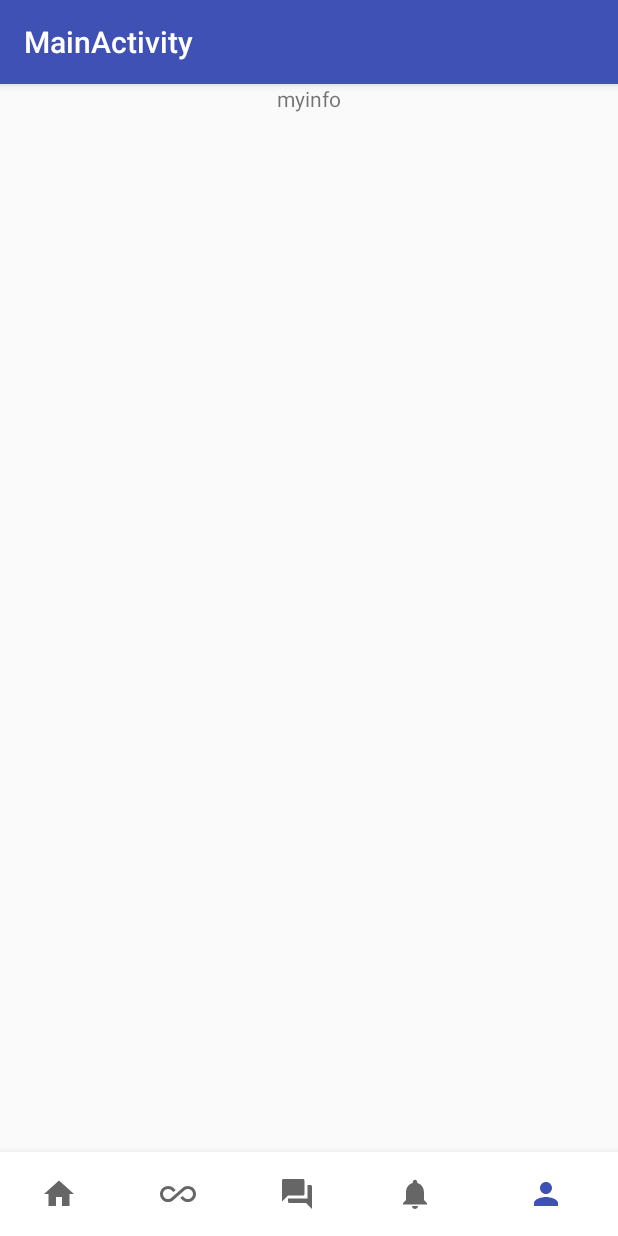
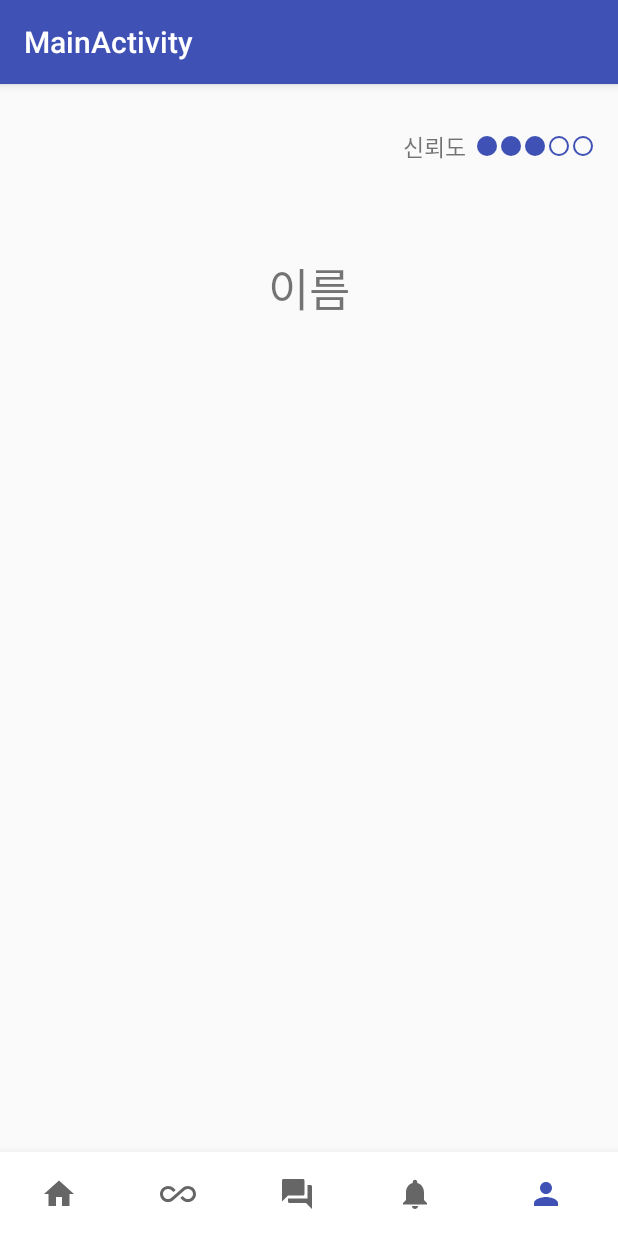
Before and after one commit to yh-kim/gachi-android, an Android app: the FestivalFragment screen opened directly, with no data from a screen before it, item 5 of the bottom bar chosen, on a phone screen of 412 x 824 dp. Run offline under Robolectric (Android 15) with nearby library versions, the phone set to English and light mode, and no system bars; our stand-ins replace Picasso; libraries missing offline, so code that uses them is left out: com.kakao.network, com.kakao.usermgmt, com.pickth.commons; pictures from the network do not load; 5 statements that could not run were skipped.

Commit message:
Add views in myinfo

```diff
--- a/Gachi/app/src/main/kotlin/com/pickth/gachi/view/main/fragments/festival/FestivalFragment.kt
+++ b/Gachi/app/src/main/kotlin/com/pickth/gachi/view/main/fragments/festival/FestivalFragment.kt
@@ -20,9 +20,9 @@ class FestivalFragment: Fragment(), FestivalContract.View {
     }
 
     override fun onCreateView(inflater: LayoutInflater?, container: ViewGroup?, savedInstanceState: Bundle?): View? {
-        val root = inflater!!.inflate(R.layout.fragment_festival, container, false)
+        val rootView = inflater!!.inflate(R.layout.fragment_festival, container, false)
 
-        return root
+        return rootView
     }
 
     override fun onResume() {
--- a/Gachi/app/src/main/kotlin/com/pickth/gachi/view/main/fragments/gachi/GachiFragment.kt
+++ b/Gachi/app/src/main/kotlin/com/pickth/gachi/view/main/fragments/gachi/GachiFragment.kt
@@ -32,9 +32,9 @@ class GachiFragment: Fragment(), GachiContract.View {
     }
 
     override fun onCreateView(inflater: LayoutInflater?, container: ViewGroup?, savedInstanceState: Bundle?): View? {
-        val root = inflater!!.inflate(R.layout.fragment_gachi, container, false)
+        val rootView = inflater!!.inflate(R.layout.fragment_gachi, container, false)
 
-        return root
+        return rootView
     }
 
     override fun onResume() {
--- a/Gachi/app/src/main/kotlin/com/pickth/gachi/view/main/fragments/myinfo/MyinfoFragment.kt
+++ b/Gachi/app/src/main/kotlin/com/pickth/gachi/view/main/fragments/myinfo/MyinfoFragment.kt
@@ -5,7 +5,13 @@ import android.support.v4.app.Fragment
 import android.view.LayoutInflater
 import android.view.View
 import android.view.ViewGroup
+import com.kakao.network.ErrorResult
+import com.kakao.usermgmt.UserManagement
+import com.kakao.usermgmt.callback.MeResponseCallback
+import com.kakao.usermgmt.response.model.UserProfile
 import com.pickth.gachi.R
+import com.squareup.picasso.Picasso
+import kotlinx.android.synthetic.main.fragment_myinfo.view.*
 
 /**
  * Created by yonghoon on 2017-07-20.
@@ -19,9 +25,28 @@ class MyinfoFragment: Fragment(), MyinfoContract.View {
     }
 
     override fun onCreateView(inflater: LayoutInflater?, container: ViewGroup?, savedInstanceState: Bundle?): View? {
-        val root = inflater!!.inflate(R.layout.fragment_myinfo, container, false)
+        val rootView = inflater!!.inflate(R.layout.fragment_myinfo, container, false)
 
-        return root
+        UserManagement.requestMe(object: MeResponseCallback() {
+            override fun onSessionClosed(errorResult: ErrorResult?) {
+            }
+
+            override fun onNotSignedUp() {
+            }
+
+            override fun onSuccess(result: UserProfile?) {
+
+                Picasso.with(rootView.context)
+                        .load(result?.profileImagePath)
+                        .into(rootView.iv_myinfo_photo)
+                rootView.tv_myinfo_name.text = result?.nickname
+
+            }
+
+        })
+
+
+            return rootView
     }
 
     override fun onResume() {
--- a/Gachi/app/src/main/res/layout/fragment_myinfo.xml
+++ b/Gachi/app/src/main/res/layout/fragment_myinfo.xml
@@ -1,13 +1,46 @@
 <?xml version="1.0" encoding="utf-8"?>
 <LinearLayout xmlns:android="http://schemas.android.com/apk/res/android"
-    android:orientation="vertical" android:layout_width="match_parent"
-    android:layout_height="match_parent">
+    xmlns:app="http://schemas.android.com/apk/res-auto"
+    android:layout_width="match_parent"
+    android:layout_height="match_parent"
+    android:orientation="vertical">
+
+    <LinearLayout
+        android:layout_width="wrap_content"
+        android:layout_height="wrap_content"
+        android:layout_gravity="right"
+        android:layout_marginRight="15dp"
+        android:layout_marginTop="30dp"
+        android:gravity="center_vertical"
+        android:orientation="horizontal">
+
+        <TextView
+            android:layout_width="wrap_content"
+            android:layout_height="wrap_content"
+            android:text="신뢰도"
+            android:textSize="15sp" />
+
+        <com.pickth.gachi.view.custom.ReliabilityView
+            android:layout_width="wrap_content"
+            android:layout_height="wrap_content"
+            android:layout_marginLeft="6dp"
+            app:size="20" />
+    </LinearLayout>
+
+    <ImageView
+        android:id="@+id/iv_myinfo_photo"
+        android:layout_width="wrap_content"
+        android:layout_height="wrap_content"
+        android:layout_gravity="center_horizontal"
+        android:layout_marginTop="30dp" />
 
     <TextView
-        android:id="@+id/textView"
+        android:text="이름"
+        android:textSize="30sp"
+        android:id="@+id/tv_myinfo_name"
         android:layout_width="wrap_content"
         android:layout_height="wrap_content"
-        android:layout_gravity="center"
-        android:text="myinfo" />
+        android:layout_gravity="center_horizontal"
+        android:layout_marginTop="30dp" />
 
 </LinearLayout>
```
